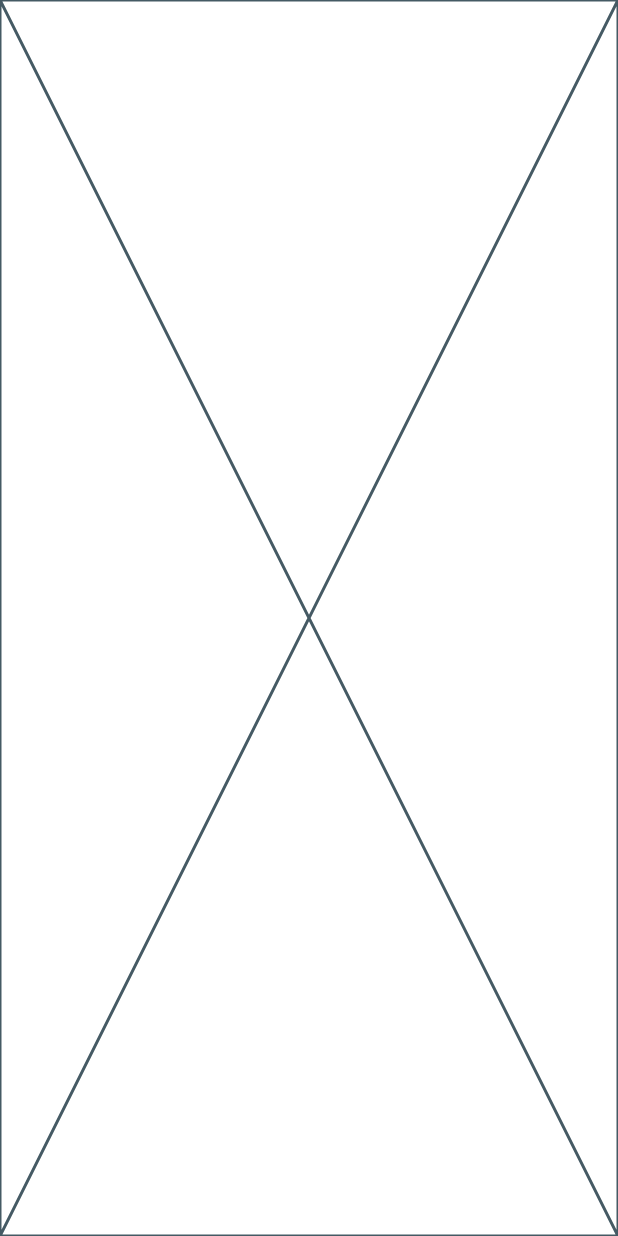
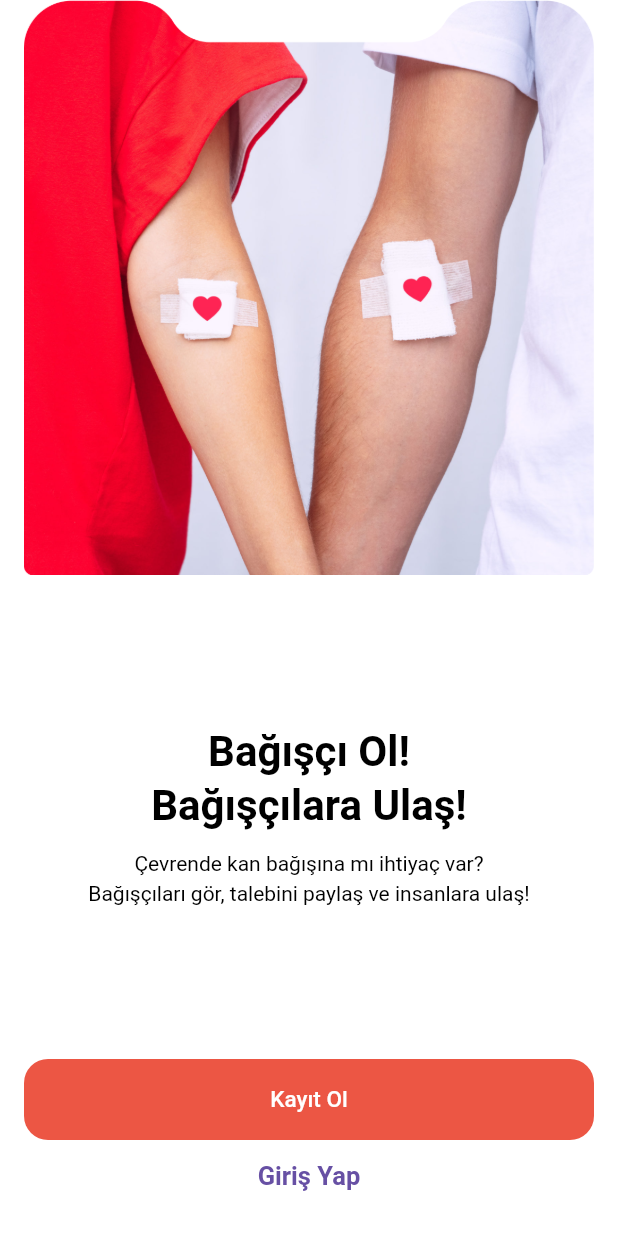
Before and after one commit to berkaycatak/kan-kardesi, a Flutter app: the screen it shows after launch, on a phone screen of 412 x 824 dp. Run offline on Flutter 3.47's test engine with Material 3 defaults, Android fonts, the phone set to English and light mode, and no system bars; drawn by our look-alikes of flutter_platform_widgets, toastification; our stand-ins replace flutter_svg, go_router; Roboto replaces fonts that are missing (PublicaSans, avenir).

Commit message:
karşılama sayfası tasarımı

```diff
--- /dev/null
+++ b/lib/screens/auth/welcome/welcome_mixin.dart
@@ -0,0 +1,15 @@
+import 'package:flutter/material.dart';
+import 'package:kan_kardesi/services/router/route_constants.dart';
+import 'package:kan_kardesi/services/router/router_service.dart';
+
+mixin WelcomeMixin {
+  void register(BuildContext context) {
+    RouterService.goNamed(
+        context: context, route: "/${RouteConstants().register}");
+  }
+
+  void login(BuildContext context) {
+    RouterService.goNamed(
+        context: context, route: "/${RouteConstants().login}");
+  }
+}
--- a/lib/screens/auth/welcome/welcome_screen.dart
+++ b/lib/screens/auth/welcome/welcome_screen.dart
@@ -1,4 +1,8 @@
 import 'package:flutter/material.dart';
+import 'package:flutter_platform_widgets/flutter_platform_widgets.dart';
+import 'package:kan_kardesi/screens/auth/welcome/welcome_mixin.dart';
+import 'package:kan_kardesi/style/theme/custom_theme.dart';
+import 'package:kan_kardesi/utils/constants/image/image_constants.dart';
 
 class WelcomeScreen extends StatefulWidget {
   const WelcomeScreen({super.key});
@@ -7,9 +11,52 @@ class WelcomeScreen extends StatefulWidget {
   State<WelcomeScreen> createState() => _WelcomeScreenState();
 }
 
-class _WelcomeScreenState extends State<WelcomeScreen> {
+class _WelcomeScreenState extends State<WelcomeScreen> with WelcomeMixin {
   @override
   Widget build(BuildContext context) {
-    return const Placeholder();
+    return PlatformScaffold(
+      body: SafeArea(
+        child: Padding(
+          padding: EdgeInsets.only(
+            left: CustomTheme.screenPadding.left,
+            right: CustomTheme.screenPadding.right,
+            bottom: CustomTheme.screenPadding.bottom,
+          ),
+          child: Column(
+            mainAxisAlignment: MainAxisAlignment.spaceBetween,
+            children: [
+              Image.asset(ImageConstants.welcome),
+              Column(
+                children: [
+                  Text(
+                    "Bağışçı Ol!\nBağışçılara Ulaş!",
+                    style: Theme.of(context).textTheme.titleLarge,
+                    textAlign: TextAlign.center,
+                  ),
+                  const SizedBox(height: 10),
+                  Text(
+                    "Çevrende kan bağışına mı ihtiyaç var?\nBağışçıları gör, talebini paylaş ve insanlara ulaş!",
+                    style: Theme.of(context).textTheme.bodyMedium,
+                    textAlign: TextAlign.center,
+                  ),
+                ],
+              ),
+              Column(
+                children: [
+                  PlatformElevatedButton(
+                    onPressed: () => register(context),
+                    child: const Text("Kayıt Ol"),
+                  ),
+                  PlatformTextButton(
+                    onPressed: () => login(context),
+                    child: const Text("Giriş Yap"),
+                  ),
+                ],
+              )
+            ],
+          ),
+        ),
+      ),
+    );
   }
 }
--- a/lib/utils/constants/image/image_constants.dart
+++ b/lib/utils/constants/image/image_constants.dart
@@ -1,3 +1,4 @@
 class ImageConstants {
   static String icon = 'assets/icons/icon.png';
+  static String welcome = 'assets/images/welcome.png';
 }
```
Also changed, not shown: pubspec.yaml (+25 -0 lines), assets/font/avenir/AvenirLTProBlack.otf (added), assets/font/avenir/AvenirLTProBlackOblique.otf (added), assets/font/avenir/AvenirLTProBook.otf (added), assets/font/avenir/AvenirLTProBookOblique.otf (added), assets/font/avenir/AvenirLTProHeavy.otf (added), assets/font/avenir/AvenirLTProHeavyOblique.otf (added), assets/font/avenir/AvenirLTProLight.otf (added), assets/font/avenir/AvenirLTProLightOblique.otf (added), assets/font/avenir/AvenirLTProMedium.otf (added), assets/font/avenir/AvenirLTProMediumOblique.otf (added), assets/font/avenir/AvenirLTProOblique.otf (added), assets/font/avenir/AvenirLTProRoman.otf (added), assets/images/welcome.png (added).
